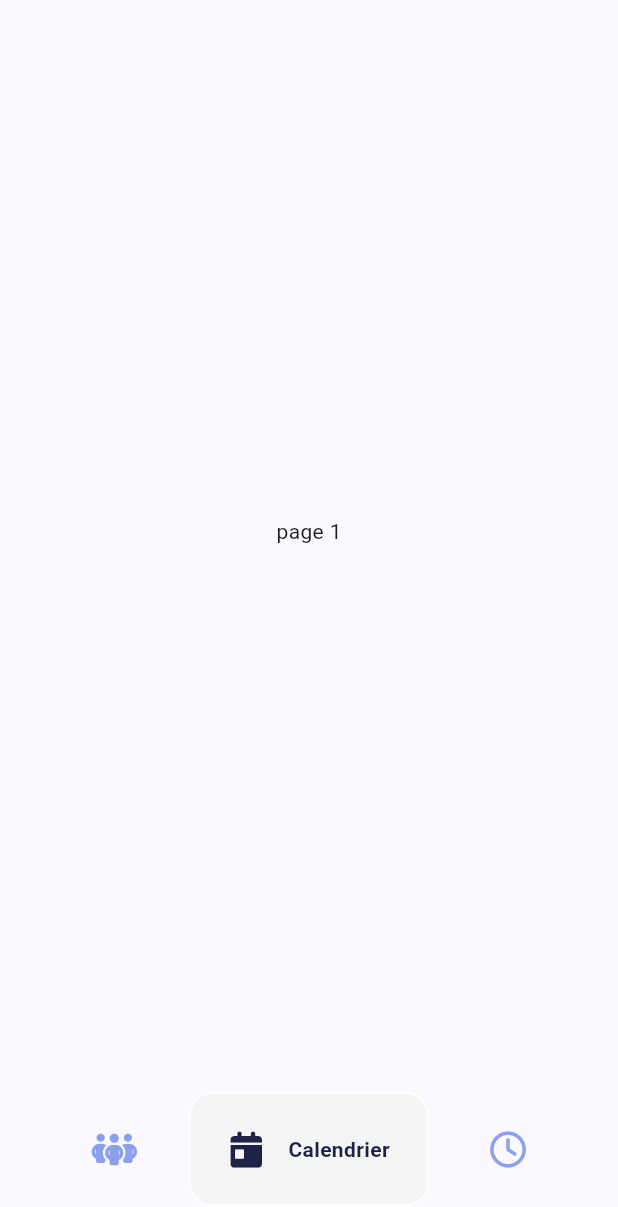
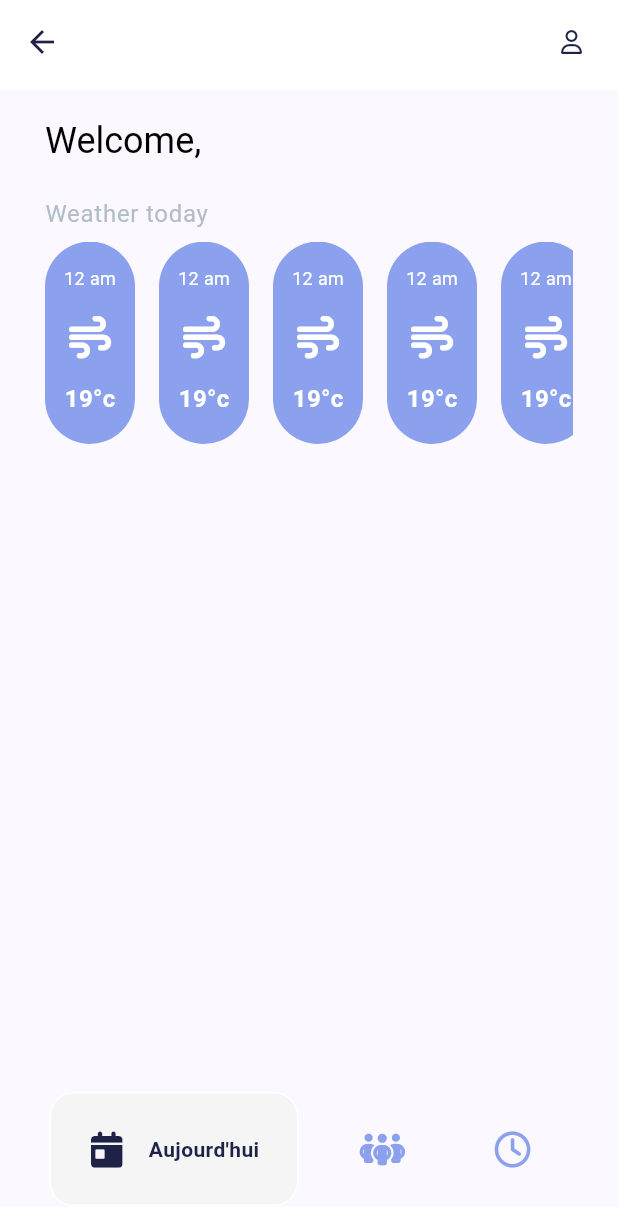
Before and after one commit to RomainWeb/sport-sync-pro-flutter, a Flutter app: the HomePage screen opened by its route, on a phone screen of 412 x 824 dp. Shown: the top 1207 px of the screen. Run offline on Flutter 3.47's test engine with Material 3 defaults, Android fonts, the phone set to English and light mode, and no system bars; drawn by our look-alikes of google_nav_bar; our stand-ins replace auto_route, firebase_auth, firebase_core, font_awesome_flutter, google_sign_in; accounts and stored records are empty; generated files the repository leaves out were written again; network calls fail.

Commit message:
feat(today): wip resume today, add weather list

```diff
--- a/lib/application/config/light-theme.dart
+++ b/lib/application/config/light-theme.dart
@@ -17,6 +17,11 @@ ThemeData lightTheme = ThemeData(
       fontWeight: FontWeight.w300,
       color: AppColors.greyLight,
       fontSize: 14,
+    ),
+    labelMedium: TextStyle(
+      fontWeight: FontWeight.w400,
+      color: AppColors.greyLight,
+      fontSize: 16,
     ),
   ),
   appBarTheme: const AppBarTheme(
--- a/lib/features/common/presentation/widgets/bottom_nav_bar.dart
+++ b/lib/features/common/presentation/widgets/bottom_nav_bar.dart
@@ -5,7 +5,8 @@ import 'package:sport_sync_pro/application/utils/colors/colors.dart';
 
 class BottomNavBar extends StatelessWidget {
   void Function(int)? onTabChange;
-  BottomNavBar({super.key, required this.onTabChange});
+  int selectedIndex = 0;
+  BottomNavBar({super.key, required this.selectedIndex, required this.onTabChange});
 
   @override
   Widget build(BuildContext context) {
@@ -13,7 +14,7 @@ class BottomNavBar extends StatelessWidget {
       padding: const EdgeInsets.symmetric(vertical: 20.0),
       child: GNav(
         color: AppColors.primaryColorLighter,
-        selectedIndex: 1,
+        selectedIndex: selectedIndex,
         activeColor: AppColors.primaryColorDarker,
         tabActiveBorder: Border.all(color: Colors.white),
         tabBackgroundColor: Colors.grey.shade100,
@@ -24,12 +25,12 @@ class BottomNavBar extends StatelessWidget {
         onTabChange: (value) => onTabChange!(value),
         tabs: const [
           GButton(
+            icon: FontAwesomeIcons.calendarDay,
+            text: 'Aujourd\'hui',
+          ),
+          GButton(
             icon: FontAwesomeIcons.peopleGroup,
             text: 'Groupes',
-          ),
-          GButton(
-            icon: FontAwesomeIcons.calendarDay,
-            text: 'Calendrier',
           ),
           GButton(
             icon: FontAwesomeIcons.clock,
--- a/lib/features/home/presentation/pages/home_page.dart
+++ b/lib/features/home/presentation/pages/home_page.dart
@@ -2,7 +2,7 @@ import 'package:auto_route/auto_route.dart';
 import 'package:firebase_auth/firebase_auth.dart';
 import 'package:flutter/material.dart';
 import 'package:sport_sync_pro/features/common/presentation/widgets/bottom_nav_bar.dart';
-import 'package:sport_sync_pro/features/common/presentation/widgets/top_nav_bar.dart';
+import 'package:sport_sync_pro/features/today/presentation/pages/resume_today_page.dart';
 
 @RoutePage()
 class HomePage extends StatefulWidget {
@@ -23,7 +23,7 @@ class _HomePageState extends State<HomePage> {
   }
 
   final List<Widget> _pages = [
-    Text('page 1'),
+    const ResumeTodayPage(),
     Text('page 2'),
     Text('page 3')
   ];
@@ -37,6 +37,7 @@ class _HomePageState extends State<HomePage> {
           child: _pages.elementAt(_selectedIndex),
         ),
         bottomNavigationBar: BottomNavBar(
+          selectedIndex: _selectedIndex,
           onTabChange: navigationBottomBar,
         )
     );
--- /dev/null
+++ b/lib/features/today/presentation/pages/resume_today_page.dart
@@ -0,0 +1,49 @@
+import 'package:firebase_auth/firebase_auth.dart';
+import 'package:flutter/material.dart';
+import 'package:font_awesome_flutter/font_awesome_flutter.dart';
+import 'package:sport_sync_pro/application/utils/colors/colors.dart';
+import 'package:sport_sync_pro/features/common/presentation/widgets/top_nav_bar.dart';
+import 'package:sport_sync_pro/features/today/presentation/widgets/weather.dart';
+
+class ResumeTodayPage extends StatelessWidget {
+  const ResumeTodayPage({super.key});
+
+  @override
+  Widget build(BuildContext context) {
+    User? user = FirebaseAuth.instance.currentUser;
+
+    return Scaffold(
+      appBar: TopNavBar(),
+      body: Padding(
+        padding: const EdgeInsets.symmetric(horizontal: 30.0, vertical: 20.0),
+        child: Column(
+          crossAxisAlignment: CrossAxisAlignment.start,
+          children: [
+            RichText(
+              text: TextSpan(
+                text: 'Welcome, ',
+                style: const TextStyle(
+                  color: Colors.black,
+                  fontSize: 24.0,
+                  fontWeight: FontWeight.normal,
+                ),
+                children: [
+                  TextSpan(
+                    text: "${user != null ? user.displayName : 'User'}",
+                    style: const TextStyle(
+                      color: Colors.black,
+                      fontSize: 24.0,
+                      fontWeight: FontWeight.bold,
+                    ),
+                  ),
+                ],
+              ),
+            ),
+            const SizedBox(height: 24),
+            const WeatherToday(),
+          ],
+        ),
+      )
+    );
+  }
+}
--- /dev/null
+++ b/lib/features/today/presentation/widgets/weather.dart
@@ -0,0 +1,49 @@
+import 'package:flutter/cupertino.dart';
+import 'package:flutter/material.dart';
+import 'package:font_awesome_flutter/font_awesome_flutter.dart';
+import 'package:sport_sync_pro/application/utils/colors/colors.dart';
+
+class WeatherToday extends StatelessWidget {
+  const WeatherToday({super.key});
+
+  @override
+  Widget build(BuildContext context) {
+    return Column(
+      crossAxisAlignment: CrossAxisAlignment.start,
+      children: [
+        Text('Weather today', style: Theme.of(context).textTheme.labelMedium,),
+        const SizedBox(height: 8.0,),
+        SingleChildScrollView(
+          scrollDirection: Axis.horizontal,
+          child: Row(
+            children: [
+              for(var item in [0,1,2,3,4,5,6] ) Wrap(
+                children: [
+                  Container(
+                    padding: const EdgeInsets.symmetric(horizontal: 4.0, vertical: 16.0),
+                    height: 135.0,
+                    width: 60.0,
+                    decoration: const BoxDecoration(
+                      borderRadius: BorderRadius.all(Radius.circular(50.0)),
+                      color: AppColors.primaryColorLighter,
+                    ),
+                    child: const Column(
+                      children: [
+                        Text('12 am', style: TextStyle(color: Colors.white, fontSize: 12.0),),
+                        SizedBox(height: 16.0,),
+                        Icon(FontAwesomeIcons.wind, color: Colors.white, size: 28.0,),
+                        SizedBox(height: 16.0,),
+                        Text('19°c', style: TextStyle(color: Colors.white, fontSize: 16.0, fontWeight: FontWeight.w600),),
+                      ],
+                    ),
+                  ),
+                  const SizedBox(width: 16),
+                ],
+              )
+            ],
+          ),
+        )
+      ],
+    );
+  }
+}
```
